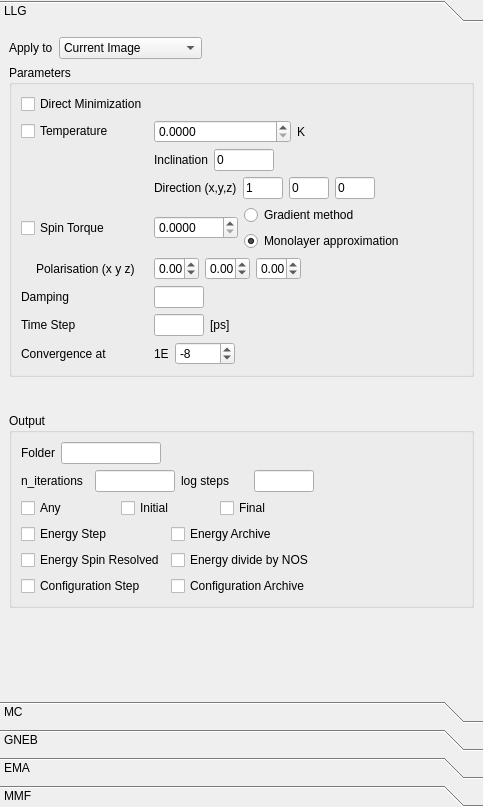
MSallermann/spirit, file ui-cpp/ui/ParametersWidget.ui: the form before one commit.
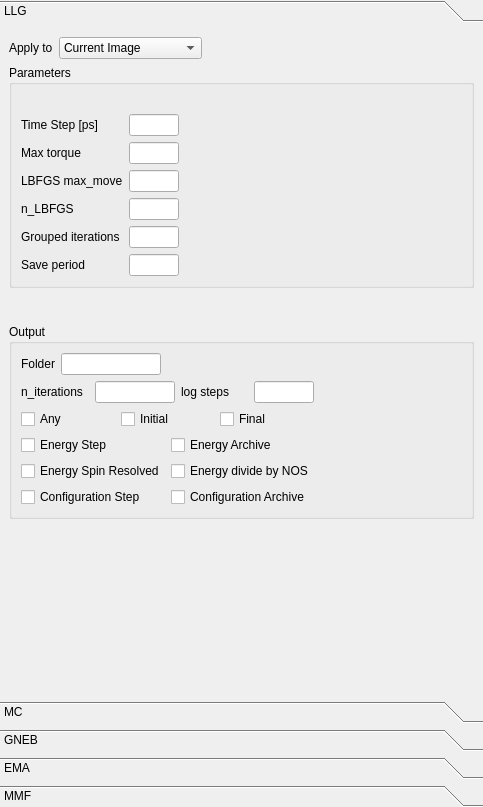
The form after the commit.

Commit message: small update -added CG method -Zeeman energy fix -ui improvements

Patch:
```diff
--- a/ui-cpp/ui/ParametersWidget.ui
+++ b/ui-cpp/ui/ParametersWidget.ui
@@ -90,8 +90,8 @@
            <rect>
             <x>0</x>
             <y>0</y>
-            <width>513</width>
-            <height>670</height>
+            <width>483</width>
+            <height>667</height>
            </rect>
           </property>
           <property name="sizePolicy">
@@ -110,484 +110,60 @@
            <string>LLG</string>
           </attribute>
           <layout class="QGridLayout" name="gridLayout_2">
-           <item row="7" column="0">
-            <spacer name="verticalSpacer">
-             <property name="orientation">
-              <enum>Qt::Vertical</enum>
-             </property>
-             <property name="sizeType">
-              <enum>QSizePolicy::Fixed</enum>
-             </property>
-             <property name="sizeHint" stdset="0">
-              <size>
-               <width>20</width>
-               <height>30</height>
-              </size>
-             </property>
-            </spacer>
-           </item>
-           <item row="4" column="0">
-            <widget class="QGroupBox" name="groupBox">
-             <property name="minimumSize">
-              <size>
-               <width>0</width>
-               <height>0</height>
-              </size>
-             </property>
-             <property name="title">
-              <string>Parameters</string>
-             </property>
-             <layout class="QGridLayout" name="gridLayout_5">
-              <item row="3" column="1">
-               <layout class="QGridLayout" name="gridLayout_20">
-                <item row="1" column="0">
-                 <widget class="QLabel" name="label_9">
-                  <property name="maximumSize">
-                   <size>
-                    <width>60</width>
-                    <height>16777215</height>
-                   </size>
-                  </property>
-                  <property name="text">
-                   <string>Inclination</string>
-                  </property>
-                 </widget>
-                </item>
-                <item row="1" column="1">
-                 <widget class="QLineEdit" name="lineEdit_llg_temperature_inclination">
-                  <property name="maximumSize">
-                   <size>
-                    <width>60</width>
-                    <height>16777215</height>
-                   </size>
-                  </property>
-                  <property name="text">
-                   <string>0</string>
-                  </property>
-                 </widget>
-                </item>
-                <item row="1" column="2">
-                 <spacer name="horizontalSpacer_10">
-                  <property name="orientation">
-                   <enum>Qt::Horizontal</enum>
-                  </property>
-                  <property name="sizeHint" stdset="0">
-                   <size>
-                    <width>40</width>
-                    <height>20</height>
-                   </size>
-                  </property>
-                 </spacer>
-                </item>
-               </layout>
-              </item>
-              <item row="4" column="1">
-               <layout class="QGridLayout" name="gridLayout_17">
-                <item row="1" column="1">
-                 <widget class="QLineEdit" name="lineEdit_llg_temperature_dir_x">
-                  <property name="maximumSize">
-                   <size>
-                    <width>40</width>
-                    <height>16777215</height>
-                   </size>
-                  </property>
-                  <property name="text">
-                   <string>1</string>
-                  </property>
-                 </widget>
-                </item>
-                <item row="1" column="3">
-                 <widget class="QLineEdit" name="lineEdit_llg_temperature_dir_z">
-                  <property name="maximumSize">
-                   <size>
-                    <width>40</width>
-                    <height>16777215</height>
-                   </size>
-                  </property>
-                  <property name="text">
-                   <string>0</string>
-                  </property>
-                 </widget>
-                </item>
-                <item row="1" column="2">
-                 <widget class="QLineEdit" name="lineEdit_llg_temperature_dir_y">
-                  <property name="maximumSize">
-                   <size>
-                    <width>40</width>
-                    <height>16777215</height>
-                   </size>
-                  </property>
-                  <property name="text">
-                   <string>0</string>
-                  </property>
-                 </widget>
-                </item>
-                <item row="1" column="0">
-                 <widget class="QLabel" name="label_10">
-                  <property name="maximumSize">
-                   <size>
-                    <width>100</width>
-                    <height>16777215</height>
-                   </size>
-                  </property>
-                  <property name="text">
-                   <string>Direction (x,y,z)</string>
-                  </property>
-                 </widget>
-                </item>
-                <item row="1" column="4">
-                 <spacer name="horizontalSpacer_11">
-                  <property name="orientation">
-                   <enum>Qt::Horizontal</enum>
-                  </property>
-                  <property name="sizeHint" stdset="0">
-                   <size>
-                    <width>40</width>
-                    <height>20</height>
-                   </size>
-                  </property>
-                 </spacer>
-                </item>
-               </layout>
-              </item>
-              <item row="1" column="0">
-               <widget class="QCheckBox" name="checkBox_llg_direct">
+           <item row="0" column="0">
+            <layout class="QGridLayout" name="gridLayout_39">
+             <item row="0" column="1">
+              <widget class="QLabel" name="label_33">
+               <property name="maximumSize">
+                <size>
+                 <width>60</width>
+                 <height>16777215</height>
+                </size>
+               </property>
+               <property name="text">
+                <string>Apply to</string>
+               </property>
+              </widget>
+             </item>
+             <item row="0" column="2">
+              <widget class="QComboBox" name="comboBox_LLG_ApplyTo">
+               <property name="minimumSize">
+                <size>
+                 <width>120</width>
+                 <height>0</height>
+                </size>
+               </property>
+               <item>
                 <property name="text">
-                 <string>Direct Minimization</string>
+                 <string>Current Image</string>
                 </property>
-               </widget>
-              </item>
-              <item row="2" column="1">
-               <layout class="QGridLayout" name="gridLayout_89">
-                <item row="0" column="2">
-                 <widget class="QDoubleSpinBox" name="doubleSpinBox_llg_temperature">
-                  <property name="decimals">
-                   <number>4</number>
-                  </property>
-                  <property name="maximum">
-                   <double>1000.000000000000000</double>
-                  </property>
-                 </widget>
-                </item>
-                <item row="0" column="3">
-                 <widget class="QLabel" name="label_72">
-                  <property name="text">
-                   <string>K</string>
-                  </property>
-                 </widget>
-                </item>
-               </layout>
-              </item>
-              <item row="7" column="0">
-               <widget class="QLabel" name="label_3">
+               </item>
+               <item>
                 <property name="text">
-                 <string>Damping</string>
+                 <string>Current Image Chain</string>
                 </property>
-               </widget>
-              </item>
-              <item row="9" column="1">
-               <layout class="QGridLayout" name="gridLayout_92">
-                <item row="0" column="0">
-                 <widget class="QLineEdit" name="lineEdit_dt">
-                  <property name="minimumSize">
-                   <size>
-                    <width>40</width>
-                    <height>0</height>
-                   </size>
-                  </property>
-                  <property name="maximumSize">
-                   <size>
-                    <width>50</width>
-                    <height>16777215</height>
-                   </size>
-                  </property>
-                 </widget>
-                </item>
-                <item row="0" column="1">
-                 <widget class="QLabel" name="label_41">
-                  <property name="text">
-                   <string>[ps]</string>
-                  </property>
-                 </widget>
-                </item>
-                <item row="0" column="2">
-                 <spacer name="horizontalSpacer_48">
-                  <property name="orientation">
-                   <enum>Qt::Horizontal</enum>
-                  </property>
-                  <property name="sizeHint" stdset="0">
-                   <size>
-                    <width>40</width>
-                    <height>20</height>
-                   </size>
-                  </property>
-                 </spacer>
-                </item>
-               </layout>
-              </item>
-              <item row="10" column="0">
-               <widget class="QLabel" name="label_4">
+               </item>
+               <item>
                 <property name="text">
-                 <string>Convergence at</string>
+                 <string>All Images</string>
                 </property>
-               </widget>
-              </item>
-              <item row="10" column="1">
-               <layout class="QGridLayout" name="gridLayout_9">
-                <item row="0" column="0">
-                 <widget class="QLabel" name="label_5">
-                  <property name="maximumSize">
-                   <size>
-                    <width>15</width>
-                    <height>16777215</height>
-                   </size>
-                  </property>
-                  <property name="text">
-                   <string>1E</string>
-                  </property>
-                 </widget>
-                </item>
-                <item row="0" column="1">
-                 <widget class="QSpinBox" name="spinBox_llg_convergence">
-                  <property name="minimumSize">
-                   <size>
-                    <width>60</width>
-                    <height>0</height>
-                   </size>
-                  </property>
-                  <property name="minimum">
-                   <number>-20</number>
-                  </property>
-                  <property name="maximum">
-                   <number>20</number>
-                  </property>
-                  <property name="value">
-                   <number>-8</number>
-                  </property>
-                 </widget>
-                </item>
-                <item row="0" column="2">
-                 <spacer name="horizontalSpacer_5">
-                  <property name="orientation">
-                   <enum>Qt::Horizontal</enum>
-                  </property>
-                  <property name="sizeHint" stdset="0">
-                   <size>
-                    <width>40</width>
-                    <height>20</height>
-                   </size>
-                  </property>
-                 </spacer>
-                </item>
-               </layout>
-              </item>
-              <item row="5" column="0">
-               <widget class="QCheckBox" name="checkBox_llg_stt">
-                <property name="text">
-                 <string>Spin Torque</string>
-                </property>
-               </widget>
-              </item>
-              <item row="5" column="1">
-               <layout class="QGridLayout" name="gridLayout_65">
-                <item row="0" column="1">
-                 <widget class="QDoubleSpinBox" name="doubleSpinBox_llg_stt_magnitude">
-                  <property name="decimals">
-                   <number>4</number>
-                  </property>
-                  <property name="maximum">
-                   <double>1000.000000000000000</double>
-                  </property>
-                  <property name="singleStep">
-                   <double>0.100000000000000</double>
-                  </property>
-                 </widget>
-                </item>
-                <item row="0" column="3">
-                 <spacer name="horizontalSpacer_46">
-                  <property name="orientation">
-                   <enum>Qt::Horizontal</enum>
-                  </property>
-                  <property name="sizeHint" stdset="0">
-                   <size>
-                    <width>40</width>
-                    <height>20</height>
-                   </size>
-                  </property>
-                 </spacer>
-                </item>
-                <item row="0" column="2">
-                 <layout class="QGridLayout" name="gridLayout_16">
-                  <item row="0" column="0">
-                   <widget class="QRadioButton" name="radioButton_stt_gradient">
-                    <property name="text">
-                     <string>Gradient method</string>
-                    </property>
-                    <property name="checked">
-                     <bool>false</bool>
-                    </property>
-                   </widget>
-                  </item>
-                  <item row="1" column="0">
-                   <widget class="QRadioButton" name="radioButton_stt_monolayer">
-                    <property name="text">
-                     <string>Monolayer approximation</string>
-                    </property>
-                    <property name="checked">
-                     <bool>true</bool>
-                    </property>
-                   </widget>
-                  </item>
-                 </layout>
-                </item>
-               </layout>
-              </item>
-              <item row="9" column="0">
-               <widget class="QLabel" name="label_31">
-                <property name="text">
-                 <string>Time Step</string>
-                </property>
-               </widget>
-              </item>
-              <item row="6" column="1">
-               <layout class="QGridLayout" name="gridLayout_90">
-                <item row="0" column="0">
-                 <widget class="QDoubleSpinBox" name="doubleSpinBox_llg_stt_polarisation_x">
-                  <property name="maximumSize">
-                   <size>
-                    <width>45</width>
-                    <height>16777215</height>
-                   </size>
-                  </property>
-                  <property name="decimals">
-                   <number>3</number>
-                  </property>
-                  <property name="minimum">
-                   <double>-100.000000000000000</double>
-                  </property>
-                  <property name="maximum">
-                   <double>100.000000000000000</double>
-                  </property>
-                 </widget>
-                </item>
-                <item row="0" column="1">
-                 <widget class="QDoubleSpinBox" name="doubleSpinBox_llg_stt_polarisation_y">
-                  <property name="maximumSize">
-                   <size>
-                    <width>45</width>
-                    <height>16777215</height>
-                   </size>
-                  </property>
-                  <property name="decimals">
-                   <number>3</number>
-                  </property>
-                  <property name="minimum">
-                   <double>-100.000000000000000</double>
-                  </property>
-                  <property name="maximum">
-                   <double>100.000000000000000</double>
-                  </property>
-                 </widget>
-                </item>
-                <item row="0" column="2">
-                 <widget class="QDoubleSpinBox" name="doubleSpinBox_llg_stt_polarisation_z">
-                  <property name="maximumSize">
-                   <size>
-                    <width>45</width>
-                    <height>16777215</height>
-                   </size>
-                  </property>
-                  <property name="decimals">
-                   <number>3</number>
-                  </property>
-                  <property name="minimum">
-                   <double>-100.000000000000000</double>
-                  </property>
-                  <property name="maximum">
-                   <double>100.000000000000000</double>
-                  </property>
-                 </widget>
-                </item>
-                <item row="0" column="3">
-                 <spacer name="horizontalSpacer_57">
-                  <property name="orientation">
-                   <enum>Qt::Horizontal</enum>
-                  </property>
-                  <property name="sizeHint" stdset="0">
-                   <size>
-                    <width>40</width>
-                    <height>20</height>
-                   </size>
-                  </property>
-                 </spacer>
-                </item>
-               </layout>
-              </item>
-              <item row="7" column="1">
-               <widget class="QLineEdit" name="lineEdit_Damping">
-                <property name="minimumSize">
-                 <size>
-                  <width>40</width>
-                  <height>0</height>
-                 </size>
-                </property>
-                <property name="maximumSize">
-                 <size>
-                  <width>50</width>
-                  <height>16777215</height>
-                 </size>
-                </property>
-               </widget>
-              </item>
-              <item row="2" column="2">
-               <spacer name="horizontalSpacer_49">
-                <property name="orientation">
-                 <enum>Qt::Horizontal</enum>
-                </property>
-                <property name="sizeHint" stdset="0">
-                 <size>
-                  <width>40</width>
-                  <height>20</height>
-                 </size>
-                </property>
-               </spacer>
-              </item>
-              <item row="6" column="0">
-               <layout class="QGridLayout" name="gridLayout_91">
-                <item row="0" column="1">
-                 <widget class="QLabel" name="label_71">
-                  <property name="text">
-                   <string>Polarisation (x y z)</string>
-                  </property>
-                 </widget>
-                </item>
-                <item row="0" column="0">
-                 <spacer name="horizontalSpacer_47">
-                  <property name="orientation">
-                   <enum>Qt::Horizontal</enum>
-                  </property>
-                  <property name="sizeType">
-                   <enum>QSizePolicy::Minimum</enum>
-                  </property>
-                  <property name="sizeHint" stdset="0">
-                   <size>
-                    <width>15</width>
-                    <height>20</height>
-                   </size>
-                  </property>
-                 </spacer>
-                </item>
-               </layout>
-              </item>
-              <item row="2" column="0">
-               <widget class="QCheckBox" name="checkBox_llg_temperature">
-                <property name="text">
-                 <string>Temperature</string>
-                </property>
-               </widget>
-              </item>
-             </layout>
-            </widget>
+               </item>
+              </widget>
+             </item>
+             <item row="0" column="3">
+              <spacer name="horizontalSpacer_28">
+               <property name="orientation">
+                <enum>Qt::Horizontal</enum>
+               </property>
+               <property name="sizeHint" stdset="0">
+                <size>
+                 <width>40</width>
+                 <height>20</height>
+                </size>
+               </property>
+              </spacer>
+             </item>
+            </layout>
            </item>
            <item row="8" column="0">
             <widget class="QGroupBox" name="groupBox_2">
@@ -779,60 +355,289 @@
              </property>
             </spacer>
            </item>
-           <item row="0" column="0">
-            <layout class="QGridLayout" name="gridLayout_39">
-             <item row="0" column="1">
-              <widget class="QLabel" name="label_33">
-               <property name="maximumSize">
-                <size>
-                 <width>60</width>
-                 <height>16777215</height>
-                </size>
-               </property>
-               <property name="text">
-                <string>Apply to</string>
-               </property>
-              </widget>
-             </item>
-             <item row="0" column="2">
-              <widget class="QComboBox" name="comboBox_LLG_ApplyTo">
-               <property name="minimumSize">
-                <size>
-                 <width>120</width>
-                 <height>0</height>
-                </size>
-               </property>
-               <item>
+           <item row="7" column="0">
+            <spacer name="verticalSpacer">
+             <property name="orientation">
+              <enum>Qt::Vertical</enum>
+             </property>
+             <property name="sizeType">
+              <enum>QSizePolicy::Fixed</enum>
+             </property>
+             <property name="sizeHint" stdset="0">
+              <size>
+               <width>20</width>
+               <height>30</height>
+              </size>
+             </property>
+            </spacer>
+           </item>
+           <item row="4" column="0">
+            <widget class="QGroupBox" name="groupBox">
+             <property name="minimumSize">
+              <size>
+               <width>0</width>
+               <height>0</height>
+              </size>
+             </property>
+             <property name="title">
+              <string>Parameters</string>
+             </property>
+             <layout class="QGridLayout" name="gridLayout_5">
+              <item row="3" column="0">
+               <widget class="QLabel" name="dt">
                 <property name="text">
-                 <string>Current Image</string>
+                 <string>Time Step [ps]</string>
                 </property>
-               </item>
-               <item>
+               </widget>
+              </item>
+              <item row="4" column="0">
+               <widget class="QLabel" name="Max_torque">
                 <property name="text">
-                 <string>Current Image Chain</string>
+                 <string>Max torque</string>
                 </property>
-               </item>
-               <item>
+               </widget>
+              </item>
+              <item row="6" column="2">
+               <layout class="QGridLayout" name="gridLayout_17">
+                <item row="0" column="0">
+                 <widget class="QLineEdit" name="lineEdit_n_LBFGS">
+                  <property name="minimumSize">
+                   <size>
+                    <width>40</width>
+                    <height>0</height>
+                   </size>
+                  </property>
+                  <property name="maximumSize">
+                   <size>
+                    <width>50</width>
+                    <height>16777215</height>
+                   </size>
+                  </property>
+                 </widget>
+                </item>
+                <item row="0" column="1">
+                 <spacer name="horizontalSpacer_11">
+                  <property name="orientation">
+                   <enum>Qt::Horizontal</enum>
+                  </property>
+                  <property name="sizeHint" stdset="0">
+                   <size>
+                    <width>40</width>
+                    <height>20</height>
+                   </size>
+                  </property>
+                 </spacer>
+                </item>
+               </layout>
+              </item>
+              <item row="5" column="2">
+               <layout class="QGridLayout" name="gridLayout_16">
+                <item row="1" column="0">
+                 <widget class="QLineEdit" name="lineEdit_max_move">
+                  <property name="minimumSize">
+                   <size>
+                    <width>40</width>
+                    <height>0</height>
+                   </size>
+                  </property>
+                  <property name="maximumSize">
+                   <size>
+                    <width>50</width>
+                    <height>16777215</height>
+                   </size>
+                  </property>
+                 </widget>
+                </item>
+                <item row="1" column="1">
+                 <spacer name="horizontalSpacer_10">
+                  <property name="orientation">
+                   <enum>Qt::Horizontal</enum>
+                  </property>
+                  <property name="sizeHint" stdset="0">
+                   <size>
+                    <width>40</width>
+                    <height>20</height>
+                   </size>
+                  </property>
+                 </spacer>
+                </item>
+               </layout>
+              </item>
+              <item row="6" column="0">
+               <widget class="QLabel" name="n_LBFGS">
                 <property name="text">
-                 <string>All Images</string>
+                 <string>n_LBFGS</string>
                 </property>
-               </item>
-              </widget>
-             </item>
-             <item row="0" column="3">
-              <spacer name="horizontalSpacer_28">
-               <property name="orientation">
-                <enum>Qt::Horizontal</enum>
-               </property>
-               <property name="sizeHint" stdset="0">
-                <size>
-                 <width>40</width>
-                 <height>20</height>
-                </size>
-               </property>
-              </spacer>
-             </item>
-            </layout>
+               </widget>
+              </item>
+              <item row="4" column="2">
+               <layout class="QGridLayout" name="gridLayout_9">
+                <item row="0" column="1">
+                 <spacer name="horizontalSpacer_5">
+                  <property name="orientation">
+                   <enum>Qt::Horizontal</enum>
+                  </property>
+                  <property name="sizeHint" stdset="0">
+                   <size>
+                    <width>40</width>
+                    <height>20</height>
+                   </size>
+                  </property>
+                 </spacer>
+                </item>
+                <item row="0" column="0">
+                 <widget class="QLineEdit" name="lineEdit_max_torque">
+                  <property name="minimumSize">
+                   <size>
+                    <width>40</width>
+                    <height>0</height>
+                   </size>
+                  </property>
+                  <property name="maximumSize">
+                   <size>
+                    <width>50</width>
+                    <height>16777215</height>
+                   </size>
+                  </property>
+                 </widget>
+                </item>
+               </layout>
+              </item>
+              <item row="5" column="0">
+               <widget class="QLabel" name="max_move">
+                <property name="text">
+                 <string>LBFGS max_move</string>
+                </property>
+               </widget>
+              </item>
+              <item row="7" column="0">
+               <widget class="QLabel" name="grouped_iterations">
+                <property name="text">
+                 <string>Grouped iterations</string>
+                </property>
+               </widget>
+              </item>
+              <item row="7" column="2">
+               <layout class="QGridLayout" name="gridLayout_20">
+                <item row="0" column="0">
+                 <widget class="QLineEdit" name="lineEdit_grouped_iterations">
+                  <property name="minimumSize">
+                   <size>
+                    <width>40</width>
+                    <height>0</height>
+                   </size>
+                  </property>
+                  <property name="maximumSize">
+                   <size>
+                    <width>50</width>
+                    <height>16777215</height>
+                   </size>
+                  </property>
+                 </widget>
+                </item>
+                <item row="0" column="1">
+                 <spacer name="horizontalSpacer_20">
+                  <property name="orientation">
+                   <enum>Qt::Horizontal</enum>
+                  </property>
+                  <property name="sizeHint" stdset="0">
+                   <size>
+                    <width>40</width>
+                    <height>20</height>
+                   </size>
+                  </property>
+                 </spacer>
+                </item>
+               </layout>
+              </item>
+              <item row="1" column="4">
+               <spacer name="horizontalSpacer_49">
+                <property name="orientation">
+                 <enum>Qt::Horizontal</enum>
+                </property>
+                <property name="sizeHint" stdset="0">
+                 <size>
+                  <width>40</width>
+                  <height>20</height>
+                 </size>
+                </property>
+               </spacer>
+              </item>
+              <item row="3" column="2">
+               <layout class="QGridLayout" name="gridLayout_92">
+                <item row="0" column="0">
+                 <widget class="QLineEdit" name="lineEdit_dt">
+                  <property name="minimumSize">
+                   <size>
+                    <width>40</width>
+                    <height>0</height>
+                   </size>
+                  </property>
+                  <property name="maximumSize">
+                   <size>
+                    <width>50</width>
+                    <height>16777215</height>
+                   </size>
+                  </property>
+                 </widget>
+                </item>
+                <item row="0" column="1">
+                 <spacer name="horizontalSpacer_48">
+                  <property name="orientation">
+                   <enum>Qt::Horizontal</enum>
+                  </property>
+                  <property name="sizeHint" stdset="0">
+                   <size>
+                    <width>40</width>
+                    <height>20</height>
+                   </size>
+                  </property>
+                 </spacer>
+                </item>
+               </layout>
+              </item>
+              <item row="8" column="0">
+               <widget class="QLabel" name="save_period">
+                <property name="text">
+                 <string>Save period</string>
+                </property>
+               </widget>
+              </item>
+              <item row="8" column="2">
+               <layout class="QGridLayout" name="gridLayout_36">
+                <item row="0" column="0">
+                 <widget class="QLineEdit" name="lineEdit_save_period">
+                  <property name="minimumSize">
+                   <size>
+                    <width>40</width>
+                    <height>0</height>
+                   </size>
+                  </property>
+                  <property name="maximumSize">
+                   <size>
+                    <width>50</width>
+                    <height>16777215</height>
+                   </size>
+                  </property>
+                 </widget>
+                </item>
+                <item row="0" column="1">
+                 <spacer name="horizontalSpacer_21">
+                  <property name="orientation">
+                   <enum>Qt::Horizontal</enum>
+                  </property>
+                  <property name="sizeHint" stdset="0">
+                   <size>
+                    <width>40</width>
+                    <height>20</height>
+                   </size>
+                  </property>
+                 </spacer>
+                </item>
+               </layout>
+              </item>
+             </layout>
+            </widget>
            </item>
           </layout>
          </widget>
```
Left out of the diff: 164 changed lines with no effect on the pictures. The commit also changes 54 other files.
